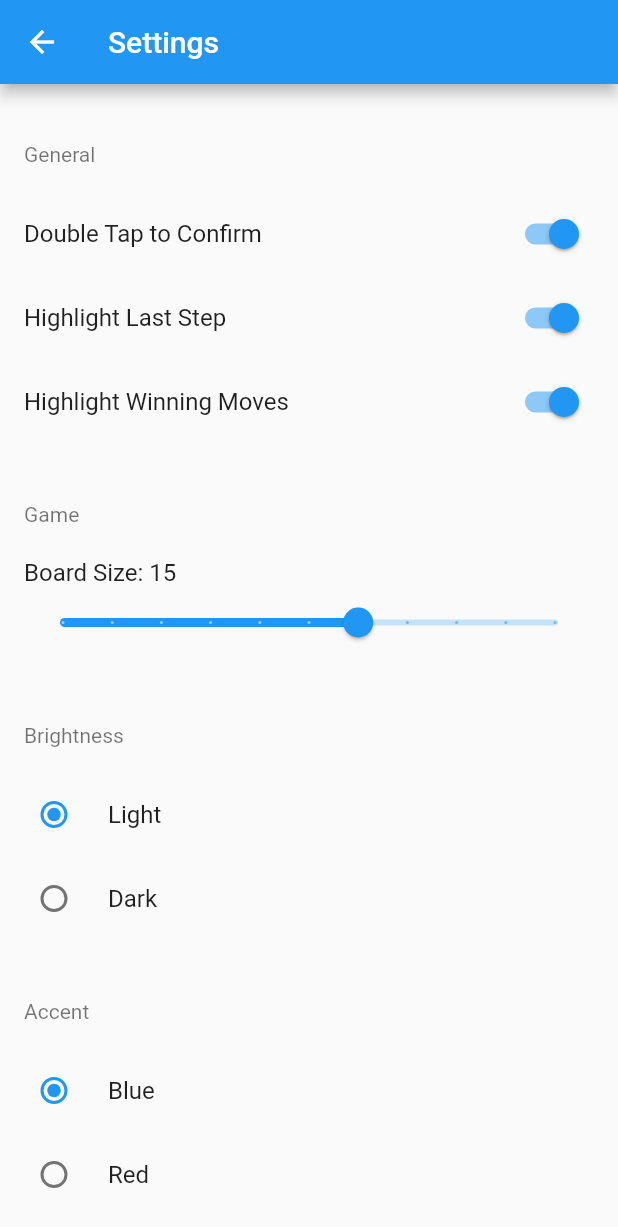
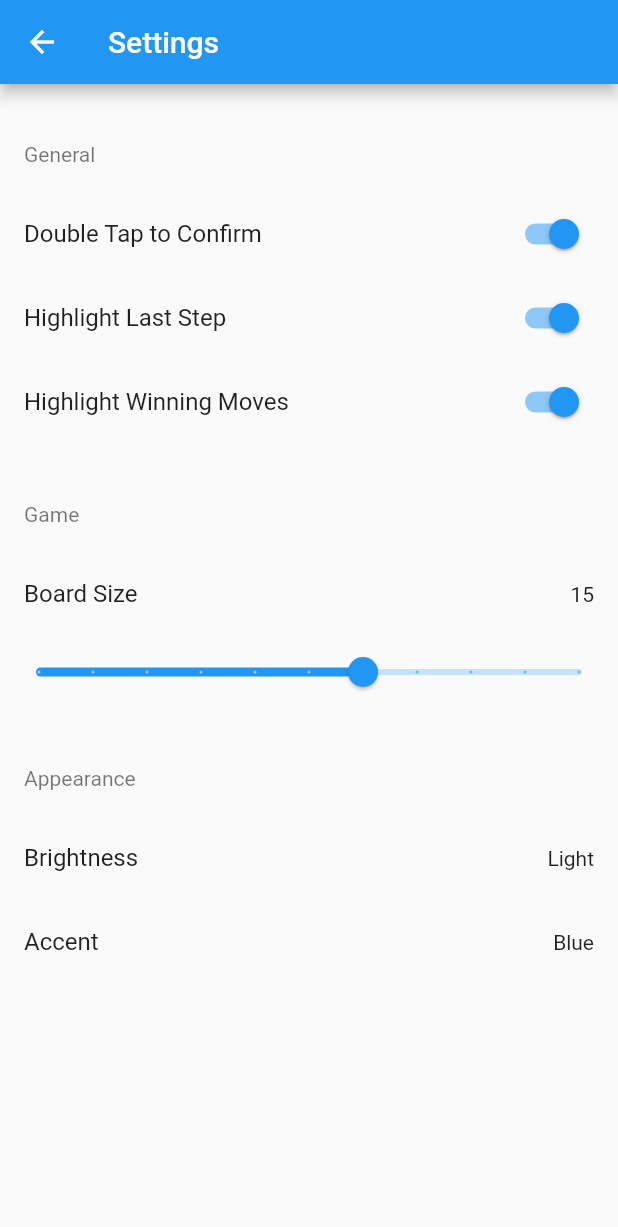
Before and after one commit to PeterKeDer/connect-5-flutter, a Flutter app: the screen it shows after launch, after a tap on the "settings" icon, on a phone screen of 412 x 824 dp. Shown: the top 1227 px of the screen. Run offline on Flutter 3.47's test engine with Material 2 defaults, Android fonts, the phone set to English and light mode, and no system bars; our stand-ins replace shared_preferences.

Commit message:
Use popup instead of radios in settings to save space

```diff
--- a/lib/components/popup_action_sheet.dart
+++ b/lib/components/popup_action_sheet.dart
@@ -3,9 +3,11 @@ import 'package:flutter/material.dart';
 class PopupActionSheetItem {
   Widget leading;
   String text;
+  Widget trailing;
   VoidCallback onTap;
+  bool dismissAfterTap;
 
-  PopupActionSheetItem({this.leading, this.text, this.onTap});
+  PopupActionSheetItem({this.leading, this.text, this.trailing, this.onTap, this.dismissAfterTap = true});
 }
 
 class PopupActionSheet extends StatelessWidget {
@@ -39,8 +41,11 @@ class PopupActionSheet extends StatelessWidget {
           ListTile(
             leading: item.leading,
             title: Text(item.text),
+            trailing: item.trailing,
             onTap: () {
-              Navigator.pop(context);
+              if (item.dismissAfterTap) {
+                Navigator.pop(context);
+              }
               item.onTap();
             },
           )
--- a/lib/pages/settings_page.dart
+++ b/lib/pages/settings_page.dart
@@ -1,3 +1,4 @@
+import 'package:connect_5/components/popup_action_sheet.dart';
 import 'package:connect_5/helpers/settings_manager.dart';
 import 'package:flutter/material.dart';
 import 'package:provider/provider.dart';
@@ -39,38 +40,46 @@ class SettingsPage extends StatelessWidget {
             subtitle: Text('Game'),
           ),
           ListTile(
-            title: Text('Board Size: ${settingsManager.boardSize}'),
-            subtitle: Slider(
+            title: Text('Board Size'),
+            trailing: Text('${settingsManager.boardSize}'),
+          ),
+          Slider(
             divisions: SettingsManager.MAX_BOARD_SIZE - SettingsManager.MIN_BOARD_SIZE,
             min: SettingsManager.MIN_BOARD_SIZE.toDouble(),
             max: SettingsManager.MAX_BOARD_SIZE.toDouble(),
             value: settingsManager.boardSize.toDouble(),
             onChanged: (value) => settingsManager.boardSize = value.round(),
           ),
+          ListTile(
+            subtitle: Text('Appearance'),
           ),
           ListTile(
-            subtitle: Text('Brightness'),
-          ),
-          ...SettingsManager.APP_BRIGHTNESS.keys.map((brightness) =>
-            RadioListTile<String>(
-              value: brightness,
-              groupValue: settingsManager.appBrightnessString,
-              title: Text(brightness),
-              activeColor: primaryColor,
-              onChanged: (brightness) => settingsManager.appBrightnessString = brightness,
+            title: Text('Brightness'),
+            trailing: Text(settingsManager.appBrightnessString),
+            onTap: () => PopupActionSheet(
+              title: 'Choose Brightness',
+              items: SettingsManager.APP_BRIGHTNESS.keys.map((brightness) =>
+                PopupActionSheetItem(
+                  text: brightness,
+                  trailing: brightness == settingsManager.appBrightnessString ? Icon(Icons.check) : null,
+                  onTap: () => settingsManager.appBrightnessString = brightness,
                 )
+              ).toList(),
+            ).show(context),
           ),
           ListTile(
-            subtitle: Text('Accent'),
-          ),
-          ...SettingsManager.APP_ACCENT.keys.map((accent) =>
-            RadioListTile<String>(
-              value: accent,
-              groupValue: settingsManager.appAccentString,
-              title: Text(accent),
-              activeColor: primaryColor,
-              onChanged: (accent) => settingsManager.appAccentString = accent,
+            title: Text('Accent'),
+            trailing: Text(settingsManager.appAccentString),
+            onTap: () => PopupActionSheet(
+              title: 'Choose Accent',
+              items: SettingsManager.APP_ACCENT.keys.map((accent) =>
+                PopupActionSheetItem(
+                  text: accent,
+                  trailing: accent == settingsManager.appAccentString ? Icon(Icons.check) : null,
+                  onTap: () => settingsManager.appAccentString = accent,
                 )
+              ).toList(),
+            ).show(context),
           ),
         ],
       )
```
Lines whose indentation alone changed are shown as unchanged.
